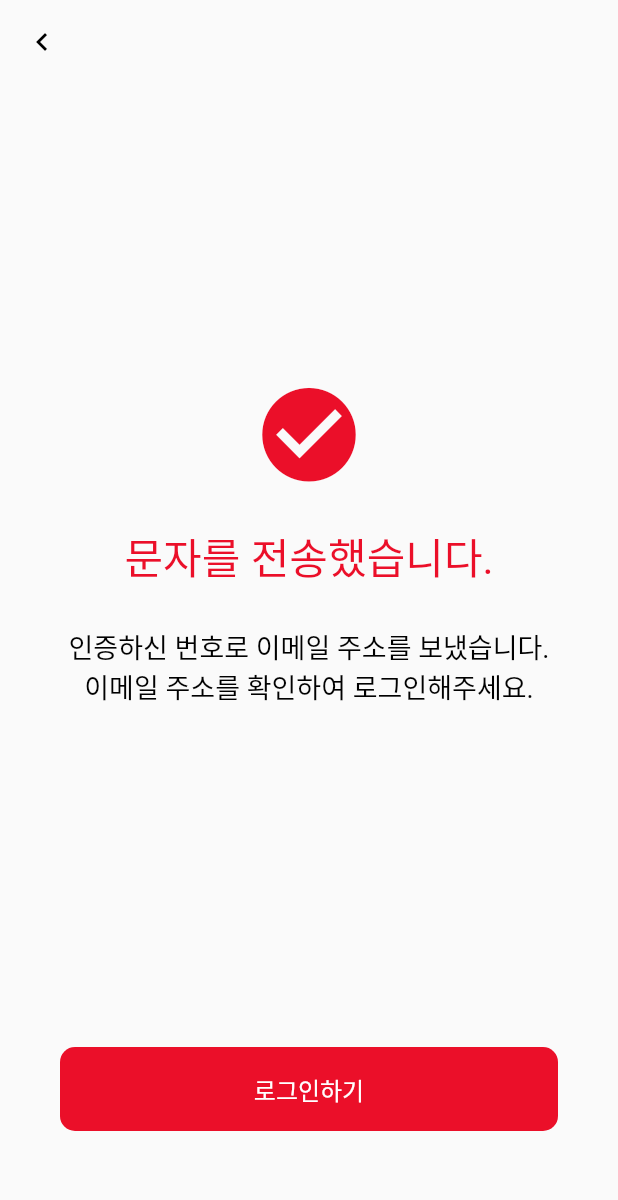
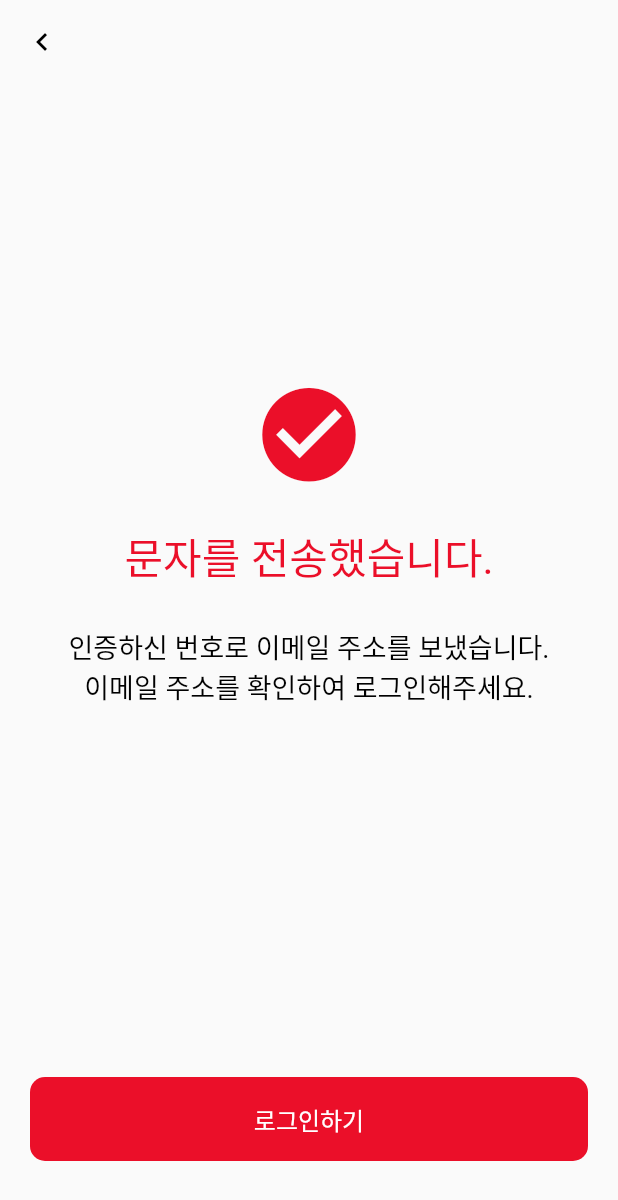
Before and after one commit to SniperFactory-Jangjeon/Jangjeon, a Flutter app: the FindIdPage screen opened by its route, swiped to page 2, on a phone screen of 412 x 824 dp. Shown: the top 1200 px of the screen. Run offline on Flutter 3.47's test engine with Material 2 defaults, Android fonts, the phone set to English and light mode, and no system bars; our stand-ins replace animated_bottom_navigation_bar, cloud_firestore, firebase_auth, firebase_core, firebase_storage, fl_chart and 8 more; missing offline and left inert: dart:ffi, kakao_flutter_sdk_user, yahoofin; accounts and stored records are empty; network calls fail; Roboto replaces fonts that are missing (PretendardBold, PretendardMedium).

Commit message:
회원가입 성공 화면 패딩 조정

```diff
--- a/lib/view/page/find_id_page.dart
+++ b/lib/view/page/find_id_page.dart
@@ -173,14 +173,11 @@ class FindIdPage extends GetView<FindIdController> {
                 ],
               ),
             ),
-            Padding(
-              padding: const EdgeInsets.all(20.0),
-              child: SuccessTile(
-                title: '문자를 전송했습니다.',
-                message: '인증하신 번호로 이메일 주소를 보냈습니다.\n이메일 주소를 확인하여 로그인해주세요.',
-                btnText: '로그인하기',
-                onPressed: () => Get.back(),
-              ),
+            SuccessTile(
+              title: '문자를 전송했습니다.',
+              message: '인증하신 번호로 이메일 주소를 보냈습니다.\n이메일 주소를 확인하여 로그인해주세요.',
+              btnText: '로그인하기',
+              onPressed: () => Get.back(),
             ),
           ],
         ),
--- a/lib/view/page/signup_page.dart
+++ b/lib/view/page/signup_page.dart
@@ -25,9 +25,7 @@ class SignupPage extends GetView<SignupController> {
                 ),
               )
             : null,
-        body: Padding(
-          padding: const EdgeInsets.all(20.0),
-          child: PageView(
+        body: PageView(
           controller: controller.pageController,
           physics: const NeverScrollableScrollPhysics(),
           children: const [
@@ -37,7 +35,6 @@ class SignupPage extends GetView<SignupController> {
           ],
         ),
       ),
-      ),
     );
   }
 }
```
Also changed, not shown: lib/view/screen/signup_screen.dart (+6 -2 lines), lib/view/screen/verification_screen.dart (+8 -3 lines). Lines whose indentation alone changed are shown as unchanged.
